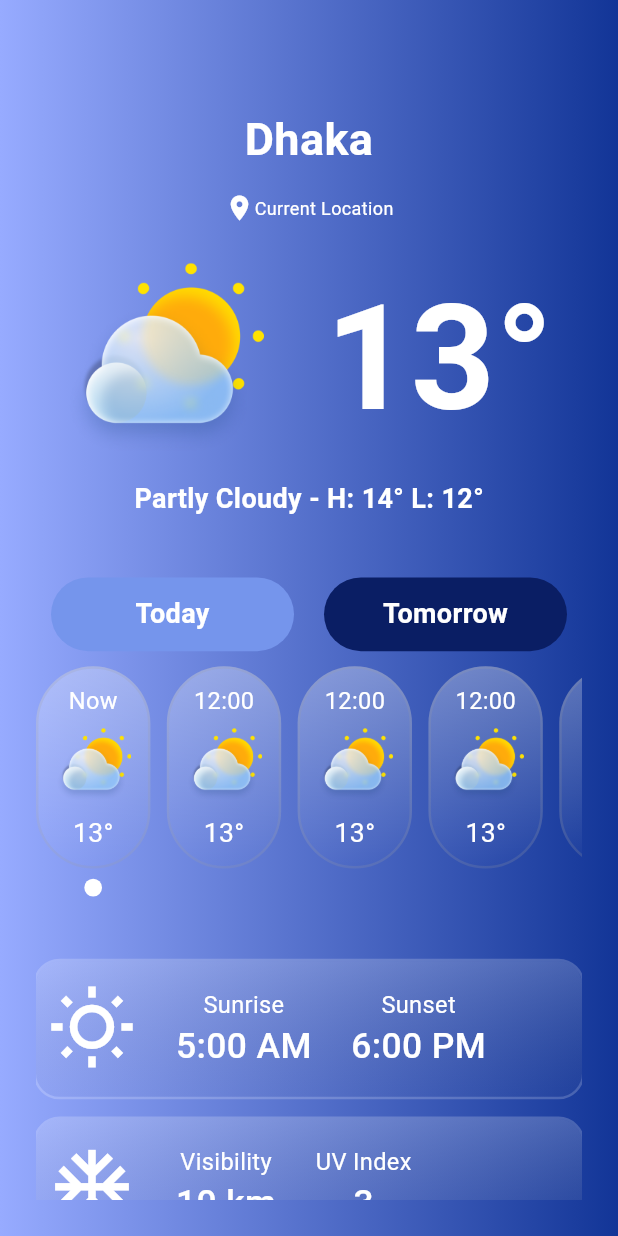
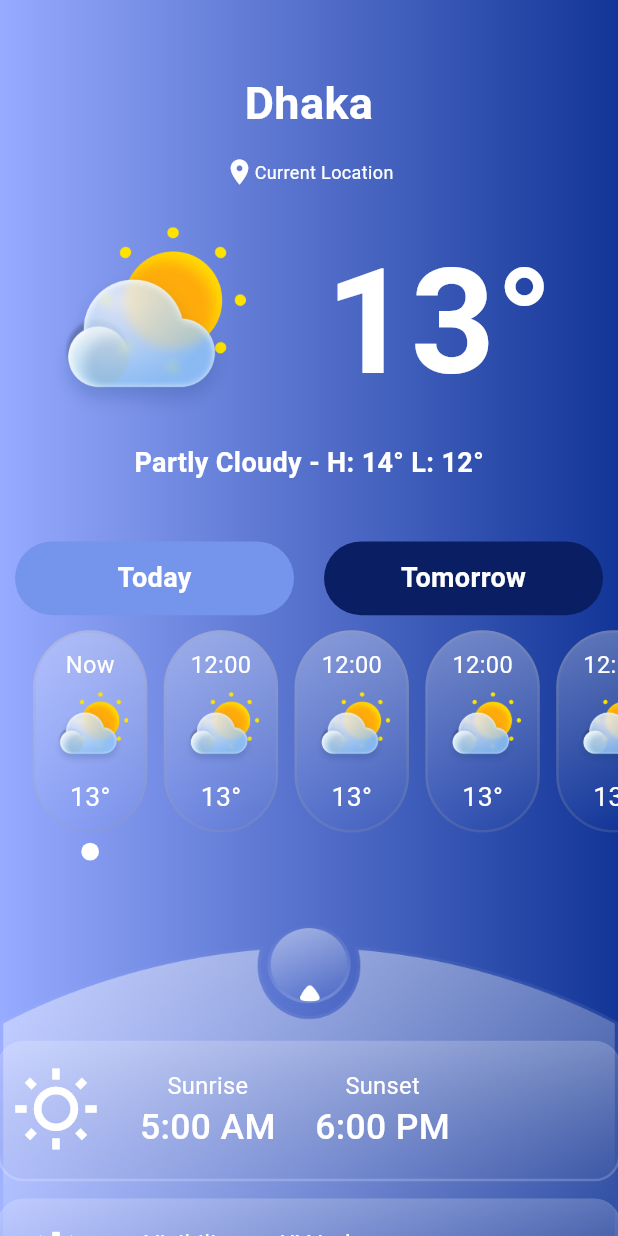
Before and after one commit to mostafejur21/weather_app, a Flutter app: the screen it shows after launch, on a phone screen of 412 x 824 dp. Run offline on Flutter 3.47's test engine with Material 3 defaults, Android fonts, the phone set to English and light mode, and no system bars; our stand-ins replace flutter_screenutil, hive; accounts and stored records are empty; Roboto replaces fonts that are missing (Circular Std).

Commit message:
feat: enhance home screen layout and add weather overview section

```diff
--- a/lib/views/home_screen.dart
+++ b/lib/views/home_screen.dart
@@ -1,5 +1,6 @@
 import 'package:flutter/material.dart';
 import 'package:flutter_screenutil/flutter_screenutil.dart';
+import 'package:hive/hive.dart';
 import 'package:weather_app/widgets/home_container.dart';
 
 class HomeScreen extends StatelessWidget {
@@ -11,7 +12,6 @@ class HomeScreen extends StatelessWidget {
       body: Container(
         height: double.infinity,
         width: double.infinity,
-        padding: const EdgeInsets.all(24),
         decoration: const BoxDecoration(
           gradient: LinearGradient(
             begin: Alignment.centerLeft,
@@ -134,6 +134,7 @@ class HomeScreen extends StatelessWidget {
               SizedBox(
                 height: 200.h,
                 child: ListView.separated(
+                  padding: EdgeInsets.symmetric(horizontal: 20.w),
                   separatorBuilder: (context, index) => SizedBox(width: 10.w),
                   scrollDirection: Axis.horizontal,
                   itemCount: 10,
@@ -210,6 +211,21 @@ class HomeScreen extends StatelessWidget {
                   },
                 ),
               ),
+              Container(
+                width: double.infinity,
+                height: 300.h,
+                decoration: const BoxDecoration(
+                  image: DecorationImage(
+                    image: AssetImage('assets/images/curve.png'),
+                    fit: BoxFit.fill,
+                  ),
+                ),
+                child: SingleChildScrollView(
+                  child: Column(
+                    children: [
+                      SizedBox(
+                        height: 80.h,
+                      ),
                       const WeatherOverviewContainer(
                         title1: 'Sunrise',
                         value1: '5:00 AM',
@@ -229,6 +245,10 @@ class HomeScreen extends StatelessWidget {
                   ),
                 ),
               ),
+            ],
+          ),
+        ),
+      ),
     );
   }
 }
```
Also changed, not shown: assets/images/curve.png (added). Lines whose indentation alone changed are shown as unchanged.
